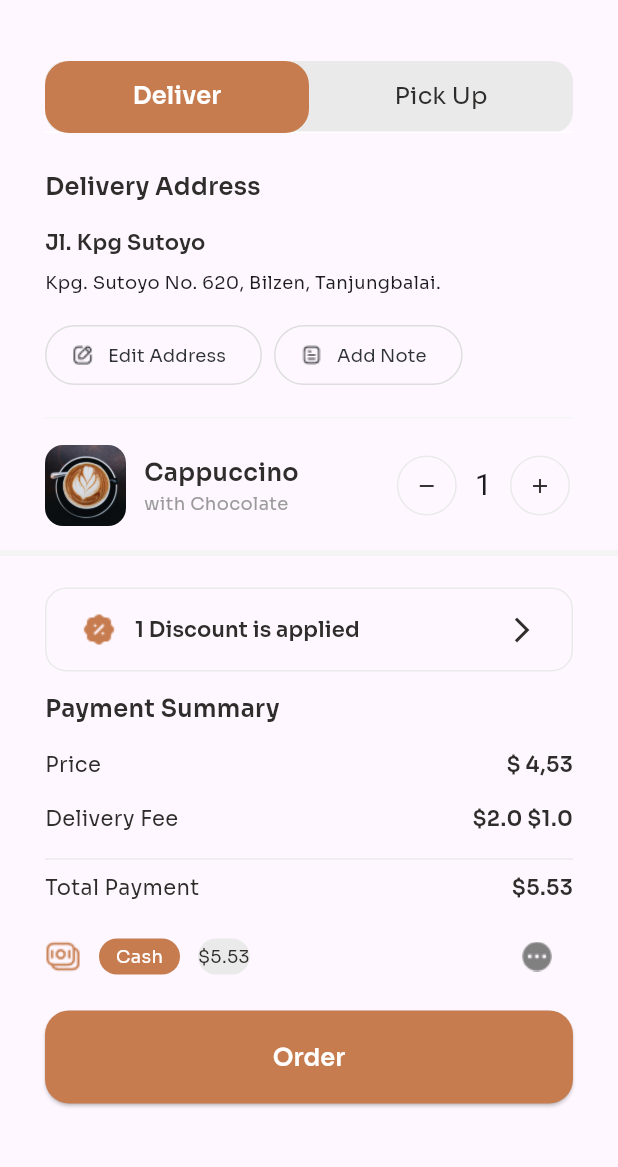
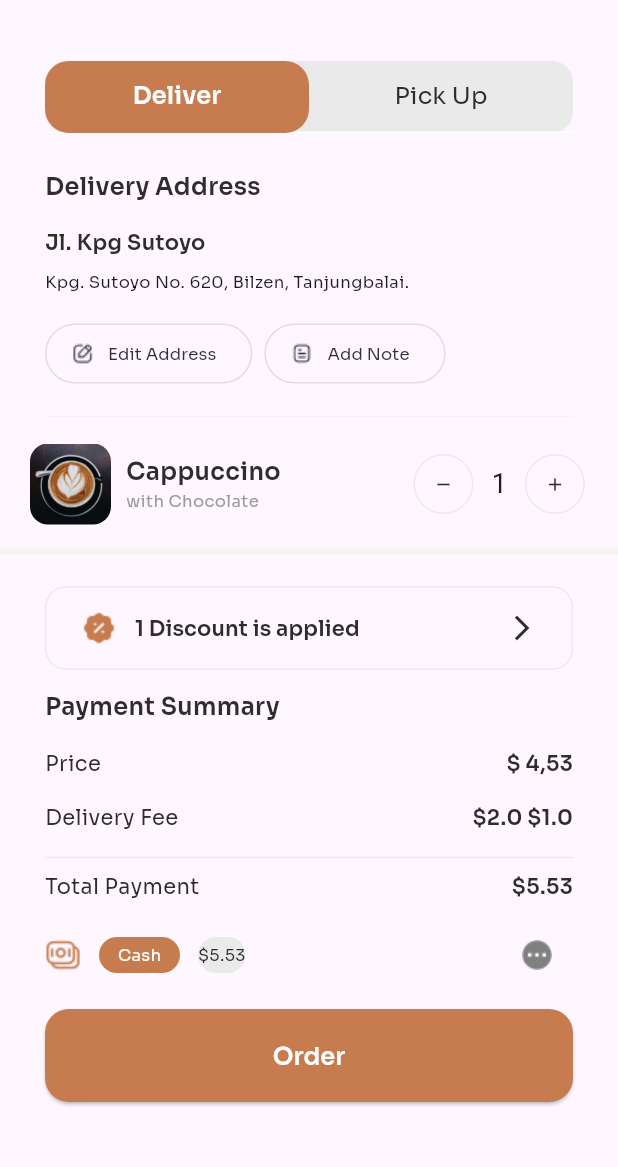
Before and after one commit to Nastyashes/coffee_app, a Flutter app: the OrderPage screen opened directly with sample values from the repository, on a phone screen of 412 x 824 dp, the part 59-1226 px from its top. Run offline on Flutter 3.47's test engine with Material 3 defaults, Android fonts, the phone set to English and light mode, and no system bars; our stand-ins replace flutter_bloc, flutter_rating_bar, google_fonts.

```diff
--- /dev/null
+++ b/devtools_options.yaml
@@ -0,0 +1 @@
+extensions:
--- a/lib/detail_page/coffee_class.dart
+++ b/lib/detail_page/coffee_class.dart
@@ -1,5 +1,4 @@
 import 'package:flutter/material.dart';
-
 
 class Coffee {
   final String name;
@@ -147,5 +146,6 @@ class SizeNotifier extends ChangeNotifier {
 
   void updateSelectedSize(String newSize) {
     _selectedSize = newSize;
-    notifyListeners();}
-    }
+    notifyListeners();
+  }
+}
--- /dev/null
+++ b/lib/home_page/tabbar_coffee/bloc_home/event_home.dart
@@ -0,0 +1,6 @@
+part of 'bloc_home.dart';
+
+
+class HomePageEvent{}
+
+class ClickStar extends HomePageEvent{}
--- /dev/null
+++ b/lib/home_page/tabbar_coffee/bloc_home/state_home.dart
@@ -0,0 +1,5 @@
+part of 'bloc_home.dart';
+
+class HomePageState{}
+
+class HomePageInitial extends HomePageState{}
--- a/lib/home_page/tabbar_coffee/list_item.dart
+++ b/lib/home_page/tabbar_coffee/list_item.dart
@@ -1,6 +1,6 @@
 import 'package:coffee_app/detail_page/coffee_class.dart';
 import 'package:coffee_app/detail_page/detail.dart';
-import 'package:coffee_app/home_page/like_star.dart';
+import 'package:coffee_app/home_page/tabbar_coffee/like_star.dart';
 import 'package:coffee_app/themes/colors.dart';
 import 'package:coffee_app/themes/fonts.dart';
 import 'package:flutter/material.dart';
@@ -33,7 +33,7 @@ class CoffeeItem extends StatelessWidget {
             padding: const EdgeInsets.symmetric(horizontal: 10),
             child: Text(
               item.name,
-              style: AppFonts.title3.black,
+              style: AppFonts.title4.black,
             ),
           ),
           Padding(
@@ -55,6 +55,7 @@ class CoffeeItem extends StatelessWidget {
                     ),
                     Container(
                       width: 32,
+                      height: 32,
                       decoration: BoxDecoration(
                           color: AppColors.peru,
                           borderRadius: BorderRadius.circular(10)),
--- a/lib/order_page/detail_cart.dart/coffee_mini_card.dart
+++ b/lib/order_page/detail_cart.dart/coffee_mini_card.dart
@@ -20,9 +20,10 @@ class CappuccinoCard extends StatelessWidget {
       ),
     ),
     Container(
-      padding: const EdgeInsets.symmetric(horizontal: 12),
+      padding: const EdgeInsets.only(left: 10),
       child:
-           Column(crossAxisAlignment: CrossAxisAlignment.start, children: [
+           Column(mainAxisSize: MainAxisSize.min,
+            crossAxisAlignment: CrossAxisAlignment.start, children: [
         Text(
           coffee.name,
           style: AppFonts.title3.darkGrey,
--- a/lib/order_page/detail_cart.dart/counter_coffee.dart
+++ b/lib/order_page/detail_cart.dart/counter_coffee.dart
@@ -28,7 +28,7 @@ class CoffeeCountState extends State<CoffeeCount> {
 
   @override
   Widget build(BuildContext context) {
-    return Row(
+    return Row( mainAxisSize: MainAxisSize.min,
               mainAxisAlignment: MainAxisAlignment.end,
               children: <Widget>[
             OutlinedButton(
@@ -46,12 +46,12 @@ class CoffeeCountState extends State<CoffeeCount> {
                 child: const Icon(
                   Icons.remove,
                   color: AppColors.darkGray,
-                  size: 16,
+                  size: 14,
                 )),
-            Text(
+           Container(padding: EdgeInsets.zero, child: Text(
               '$counter',
-              style: const TextStyle(fontSize: 20),
-            ),
+              style: const TextStyle(fontSize: 18),
+            ),) ,
             OutlinedButton(
                 onPressed: increment,
                 style: OutlinedButton.styleFrom(
@@ -66,7 +66,7 @@ class CoffeeCountState extends State<CoffeeCount> {
                 child: const Icon(
                   Icons.add,
                   color: AppColors.darkGray,
-                  size: 16,
+                  size: 14,
                 ))
           ]);
   }
--- a/lib/order_page/order_page.dart
+++ b/lib/order_page/order_page.dart
@@ -27,7 +27,6 @@ class OrderPageState extends State<OrderPage>
 
   @override
   Widget build(BuildContext context) {
-
     return Scaffold(
         appBar: AppBar(
             leading: IconButton(
@@ -37,10 +36,9 @@ class OrderPageState extends State<OrderPage>
               },
             ),
             title: Padding(
-                padding: EdgeInsets.only(right: 40),
+                padding: const EdgeInsets.only(right: 40),
                 child: Center(
-                    child: Text('Order',
-                        style: AppFonts.title2.darkGrey)))),
+                    child: Text('Order', style: AppFonts.title2.darkGrey)))),
         body: Column(
           children: [
             Padding(
@@ -72,15 +70,14 @@ class OrderPageState extends State<OrderPage>
                       ],
                       labelStyle: AppFonts.title3.white,
                       unselectedLabelColor: AppColors.darkGray,
-                      unselectedLabelStyle:
-                        AppFonts.body3medium,
+                      unselectedLabelStyle: AppFonts.body3medium,
                       indicatorSize: TabBarIndicatorSize.label,
                       controller: _tabController,
                       labelPadding: EdgeInsets.zero,
                       dividerColor: AppColors.white,
-                      indicatorColor:AppColors.white,
+                      indicatorColor: AppColors.white,
                       indicator: BoxDecoration(
-                        color:AppColors.peru,
+                        color: AppColors.peru,
                         borderRadius: BorderRadius.circular(16),
                       ),
                     ))),
--- a/lib/order_page/tab_deliver.dart
+++ b/lib/order_page/tab_deliver.dart
@@ -67,7 +67,7 @@ class Deliver extends StatelessWidget {
               endIndent: 30,
             )),
         Padding(
-          padding: const EdgeInsets.only(left: 30, right: 20),
+          padding: const EdgeInsets.only(left: 20, right: 10),
           child: Row(
             children: [
               CappuccinoCard(
--- a/lib/themes/fonts.dart
+++ b/lib/themes/fonts.dart
@@ -5,8 +5,11 @@ import 'package:google_fonts/google_fonts.dart';
 class AppFonts {
   static TextStyle header1 = GoogleFonts.sora(
       fontSize: 34, fontWeight: FontWeight.w600, color: AppColors.white);
-      static TextStyle header2 = GoogleFonts.sora(
-      fontSize: 32, fontWeight: FontWeight.w600, color: AppColors.white, height: 1);
+  static TextStyle header2 = GoogleFonts.sora(
+      fontSize: 26,
+      fontWeight: FontWeight.w600,
+      color: AppColors.white,
+      height: 1);
   static TextStyle title1 =
       GoogleFonts.sora(fontSize: 20, fontWeight: FontWeight.w600);
   static TextStyle title2 =
@@ -15,11 +18,12 @@ class AppFonts {
       GoogleFonts.sora(fontSize: 16, fontWeight: FontWeight.w600);
   static TextStyle title4 =
       GoogleFonts.sora(fontSize: 14, fontWeight: FontWeight.w600);
-    static TextStyle star =
+  static TextStyle star =
       GoogleFonts.sora(fontSize: 10, fontWeight: FontWeight.w600);
   static TextStyle body1 =
-      GoogleFonts.sora(fontSize: 12, fontWeight: FontWeight.w400);
-  static TextStyle body1medium  = GoogleFonts.sora(fontSize: 12, fontWeight: FontWeight.w600);
+      GoogleFonts.sora(fontSize: 11, fontWeight: FontWeight.w400);
+  static TextStyle body1medium =
+      GoogleFonts.sora(fontSize: 12, fontWeight: FontWeight.w600);
   static TextStyle body2 =
       GoogleFonts.sora(fontSize: 14, fontWeight: FontWeight.w400);
   static TextStyle body2medium =
@@ -29,12 +33,16 @@ class AppFonts {
   static TextStyle body3medium =
       GoogleFonts.sora(fontSize: 16, fontWeight: FontWeight.w400);
 
-
-  static TextStyle buttom1 = GoogleFonts.sora(fontSize: 16, fontWeight: FontWeight.w600, color:AppColors.white);
-  static TextStyle buttom2 = GoogleFonts.sora(fontSize: 16, fontWeight: FontWeight.w400, color:AppColors.darkGray);
-  static TextStyle tabButton1 = GoogleFonts.sora(fontSize: 14, fontWeight: FontWeight.w600, color:AppColors.white);
-  static TextStyle tabButton2 = GoogleFonts.sora(fontSize: 14, fontWeight: FontWeight.w400, color:AppColors.darkSalateGray);
-
+  static TextStyle buttom1 = GoogleFonts.sora(
+      fontSize: 16, fontWeight: FontWeight.w600, color: AppColors.white);
+  static TextStyle buttom2 = GoogleFonts.sora(
+      fontSize: 16, fontWeight: FontWeight.w400, color: AppColors.darkGray);
+  static TextStyle tabButton1 = GoogleFonts.sora(
+      fontSize: 14, fontWeight: FontWeight.w600, color: AppColors.white);
+  static TextStyle tabButton2 = GoogleFonts.sora(
+      fontSize: 14,
+      fontWeight: FontWeight.w400,
+      color: AppColors.darkSalateGray);
 }
 
 extension CopyWithStyles on TextStyle {
--- a/pubspec.yaml
+++ b/pubspec.yaml
@@ -13,7 +13,7 @@ dependencies:
   flutter:
     sdk: flutter
 
-  provider: ^5.0.0
+  flutter_bloc: ^8.1.5
 
   cupertino_icons: ^1.0.6
 
```
Also changed, not shown: lib/delivery_page/delivery.dart (+29 -30 lines), lib/detail_page/coffee_size_button.dart (+17 -28 lines), lib/detail_page/detail.dart (+7 -7 lines), lib/home_page/home.dart (+12 -9 lines), lib/home_page/like_star.dart (deleted, +0 -80 lines), lib/home_page/tabbar_coffee/bloc_home/bloc_home.dart (added, +15 -0 lines), lib/home_page/tabbar_coffee/like_star.dart (added, +83 -0 lines), pubspec.lock, 2 other files.
